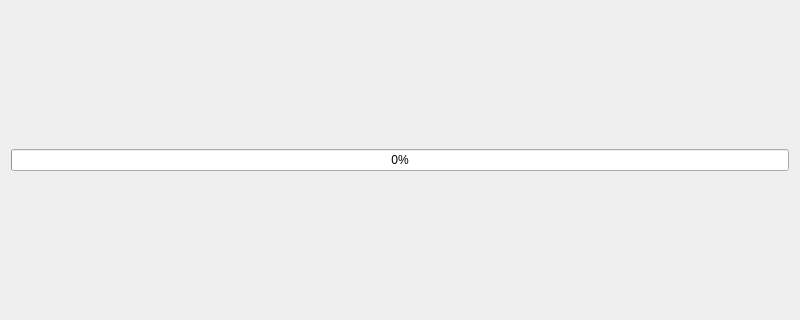
Before: the Qt Designer form fractalwidget.ui in gosuhiman/soulpainter, drawn with Qt 5; both pictures show x 0 to 800 and y 140 to 460 of the 800 by 600 pixel window.
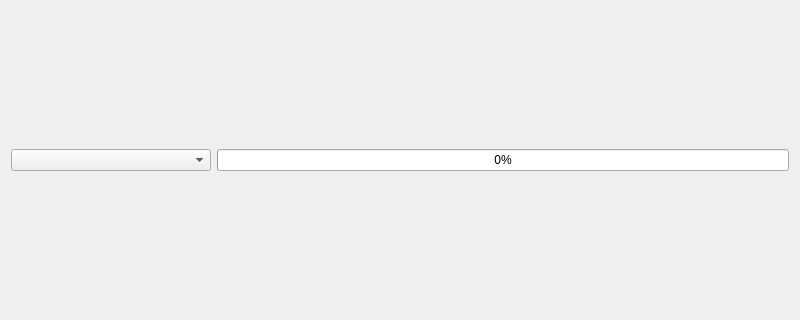
After: the same form once the commit is applied.

Commit message: color modes, color mode select

The edit to the form file:
```diff
--- a/fractalwidget.ui
+++ b/fractalwidget.ui
@@ -23,11 +23,25 @@
    <item row="0" column="0">
     <layout class="QVBoxLayout" name="verticalLayout" stretch="0">
      <item>
-      <widget class="QProgressBar" name="progressBar">
+      <layout class="QHBoxLayout" name="horizontalLayout">
+       <item>
+        <widget class="QComboBox" name="coloringModeComboBox">
+         <property name="minimumSize">
+          <size>
+           <width>200</width>
+           <height>0</height>
+          </size>
+         </property>
+        </widget>
+       </item>
+       <item>
+        <widget class="QProgressBar" name="generateProgressBar">
        <property name="value">
         <number>0</number>
        </property>
       </widget>
+       </item>
+      </layout>
      </item>
     </layout>
    </item>
```
Lines whose indentation alone changed are shown as unchanged. The commit also changes 18 other files.
